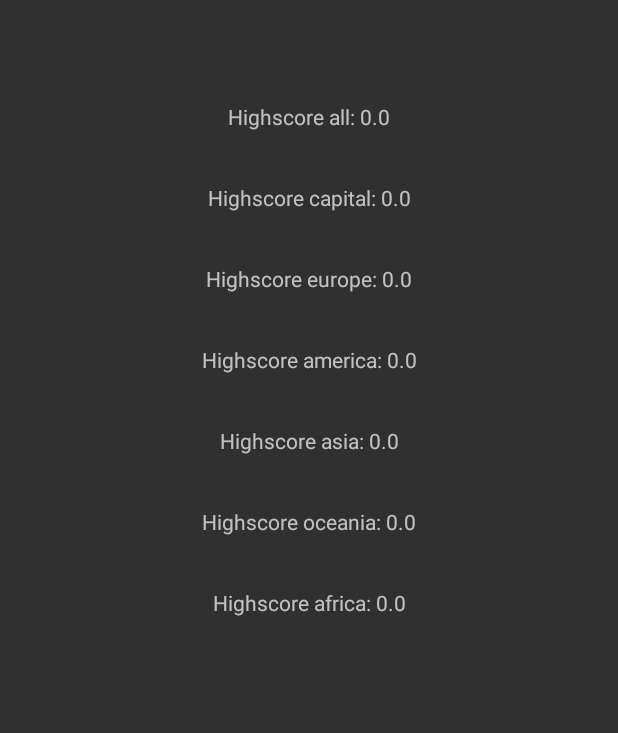
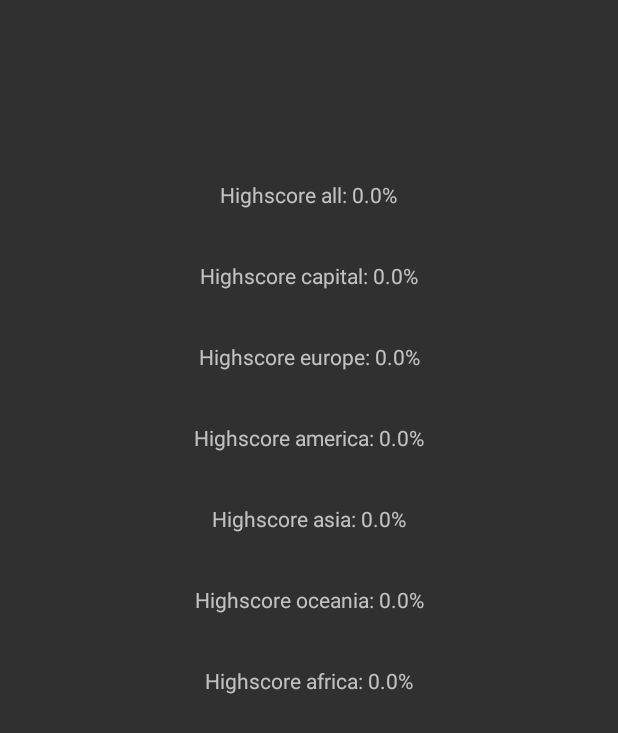
Before and after one commit to Zesshi/Geo.io, an Android app: the highscoresActivity screen opened directly, with no data from a screen before it, on a phone screen of 412 x 824 dp. Shown: the top 733 px of the screen. Run offline under Robolectric (Android 15) with nearby library versions, the phone set to English and light mode, and no system bars.

Commit message:
Highscores without design

```diff
--- a/app/src/main/java/net/ictcampus/geoio/GuessTheFlagActivity.java
+++ b/app/src/main/java/net/ictcampus/geoio/GuessTheFlagActivity.java
@@ -124,11 +124,11 @@ public class GuessTheFlagActivity extends AppCompatActivity implements SensorEve
         nextButton.setOnClickListener(new View.OnClickListener() {
             @Override
             public void onClick(View v) {
-                //if (!isClickAllowed) {
+                if (!isClickAllowed) {
                     questionNumber += 1;
                     textView2.setText("Question " + questionNumber + "/" + numberOfQuestionsInt);
                     renderGame();
-                //}
+                }
             }
         });
 
@@ -192,7 +192,7 @@ public class GuessTheFlagActivity extends AppCompatActivity implements SensorEve
         }
 
         isClickAllowed = true;
-        if (questionNumber == (numberOfQuestionsInt)) {
+        if (questionNumber == (numberOfQuestionsInt) +1) {
             Intent intent = new Intent(getApplicationContext(), ResultScreenActivity.class);
             intent.putExtra("correctAnswers", String.valueOf(rightAnswer));
             intent.putExtra("skipped", String.valueOf(skippedQuestion));
--- a/app/src/main/java/net/ictcampus/geoio/highscoresActivity.java
+++ b/app/src/main/java/net/ictcampus/geoio/highscoresActivity.java
@@ -12,6 +12,8 @@ import android.widget.TextView;
 
 import java.util.ArrayList;
 
+import javax.xml.transform.Result;
+
 public class highscoresActivity extends AppCompatActivity {
 
     private ArrayList<TextView> mode = new ArrayList<>();
@@ -22,6 +24,7 @@ public class highscoresActivity extends AppCompatActivity {
         super.onCreate(savedInstanceState);
         setContentView(R.layout.activity_highscores);
 
+
         mode.add((TextView) findViewById(R.id.asia));
         mode.add((TextView) findViewById(R.id.europe));
         mode.add((TextView) findViewById(R.id.africa));
@@ -30,9 +33,10 @@ public class highscoresActivity extends AppCompatActivity {
         mode.add((TextView) findViewById(R.id.all));
         mode.add((TextView) findViewById(R.id.capital));
         for (TextView textView: mode) {
-            SharedPreferences sharedPreferences = getSharedPreferences("save", MODE_PRIVATE);
+            String continent = String.valueOf(textView.getContentDescription());
 
-            textView.setText("Highscore " + textView.getContentDescription()+ ": " + (sharedPreferences.getFloat(("highscore"+textView.getContentDescription()), 0)));
+            float highscore = ResultScreenActivity.getDefaults("highscore"+continent, this);
+            textView.setText("Highscore " + continent + ": " + highscore +"%");
         }
 
     }
--- a/app/src/main/res/layout/activity_highscores.xml
+++ b/app/src/main/res/layout/activity_highscores.xml
@@ -7,14 +7,26 @@
     tools:context=".highscoresActivity">
 
     <TextView
+        android:id="@+id/title"
+        android:layout_width="wrap_content"
+        android:layout_height="34dp"
+        android:layout_marginTop="32dp"
+        android:text=""
+        app:layout_constraintEnd_toEndOf="parent"
+        app:layout_constraintHorizontal_bias="0.498"
+        app:layout_constraintStart_toStartOf="parent"
+        app:layout_constraintTop_toTopOf="parent"
+        tools:ignore="MissingConstraints" />
+
+    <TextView
         android:id="@+id/all"
         android:layout_width="wrap_content"
         android:layout_height="34dp"
-        android:layout_marginTop="68dp"
+        android:layout_marginTop="120dp"
+        android:contentDescription="all"
         android:text=""
-        android:contentDescription="all"
         app:layout_constraintEnd_toEndOf="parent"
-        app:layout_constraintHorizontal_bias="0.5"
+        app:layout_constraintHorizontal_bias="0.498"
         app:layout_constraintStart_toStartOf="parent"
         app:layout_constraintTop_toTopOf="parent"
         tools:ignore="MissingConstraints" />
```
Also changed, not shown: app/src/main/java/net/ictcampus/geoio/ResultScreenActivity.java (+14 -41 lines).
